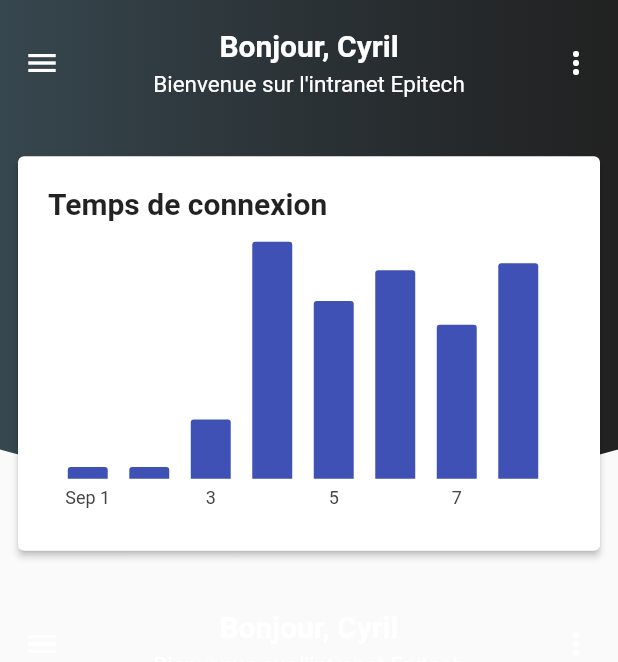
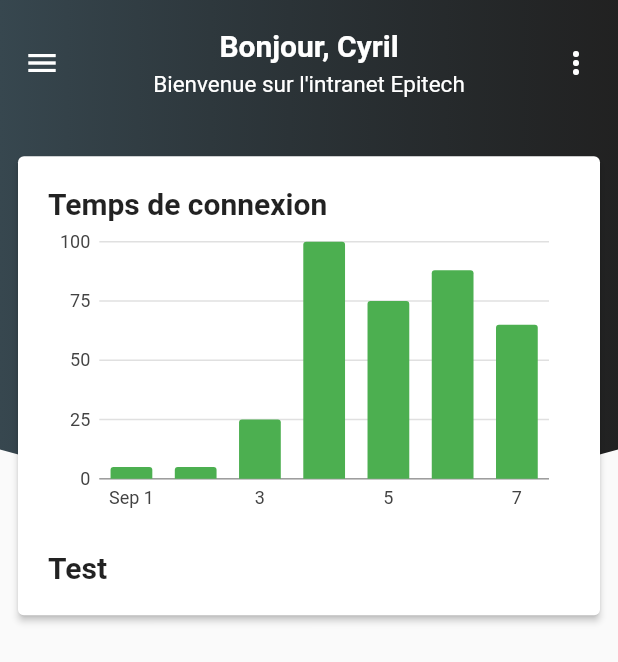
Before and after one commit to EpitechUtils/EpiMobile, a Flutter app: the screen it shows after launch, on a phone screen of 412 x 824 dp. Shown: the top 662 px of the screen. Run offline on Flutter 3.47's test engine with Material 2 defaults, Android fonts, the phone set to English and light mode, and no system bars; our stand-ins replace charts_flutter, flutter_masked_text, font_awesome_flutter, rxdart, shared_preferences; missing offline and left inert: flutter_webview_plugin; generated files the repository leaves out were written again.

Commit message:
La con de ta mere, fais bien les imports sinon je te t'enleve les perms

```diff
--- a/lib/components/NetsoulChart.dart
+++ b/lib/components/NetsoulChart.dart
@@ -23,23 +23,18 @@ class NetsoulChart extends StatelessWidget {
         return new charts.TimeSeriesChart(
             seriesList,
             animate: animate,
-
             // Set the default renderer to a bar renderer.
             // This can also be one of the custom renderers of the time series chart.
             defaultRenderer: new charts.BarRendererConfig<DateTime>(),
             // Indicate that this time axis is being used with a bar renderer.
-            domainAxis: new charts.DateTimeAxisSpec(usingBarRenderer: false, showAxisLine: false),
+            domainAxis: new charts.DateTimeAxisSpec(usingBarRenderer: true),
             // It is recommended that default interactions be turned off if using bar
             // renderer, because the line point highlighter is the default for time
             // series chart.
             defaultInteractions: false,
             // If default interactions were removed, optionally add select nearest
             // and the domain highlighter that are typical for bar charts.
-            behaviors: [
-                charts.SelectNearest(),
-                charts.DomainHighlighter()
-            ],
-            primaryMeasureAxis: charts.NumericAxisSpec(renderSpec: new charts.NoneRenderSpec()),
+            behaviors: [new charts.SelectNearest(), new charts.DomainHighlighter()],
         );
     }
 
@@ -52,21 +47,19 @@ class NetsoulChart extends StatelessWidget {
             new TimeSeriesSales(new DateTime(2017, 9, 4), 100),
             new TimeSeriesSales(new DateTime(2017, 9, 5), 75),
             new TimeSeriesSales(new DateTime(2017, 9, 6), 88),
-            new TimeSeriesSales(new DateTime(2017, 9, 7), 65),
-            new TimeSeriesSales(new DateTime(2017, 9, 8), 91),
+            new TimeSeriesSales(new DateTime(2017, 9, 7), 65)
         ];
 
         return [
             new charts.Series<TimeSeriesSales, DateTime>(
                 id: 'Sales',
-                colorFn: (_, __) => charts.MaterialPalette.indigo.shadeDefault,
+                colorFn: (_, __) => charts.MaterialPalette.green.shadeDefault,
                 domainFn: (TimeSeriesSales sales, _) => sales.time,
                 measureFn: (TimeSeriesSales sales, _) => sales.sales,
                 data: data,
             )
         ];
     }
-
 }
 
 /// Sample time series data type.
--- a/lib/parser/Parser.dart
+++ b/lib/parser/Parser.dart
@@ -1,16 +1,17 @@
-import '../utils/network/NetworkUtils.dart' as network;
-import 'components/Profile.dart';
+import 'package:mobile_intranet/utils/network/NetworkUtils.dart';
+import 'package:mobile_intranet/parser/components/Profile.dart';
 
 class Parser {
 
-    final String _baseUrl = "https://intra.epitech.eu";
+    // Replace this link to the origin url (https://intra.epitech.eu)
+    String _baseUrl = "https://intra.epitech.eu/auth-26897161882b1b6ae036add2878a64f97daf57fa";
 
     Future<Profile> parseProfile(String login) {
         String url = _baseUrl + "/user/" + login + "/print";
         // Used for tests
         //String url = login + "/user/lucas.gras@epitech.eu/print";
 
-        return network.NetworkUtils.internal().get(url, true).then((data) {
+        return NetworkUtils.internal().get(url, true).then((data) {
                 if (data == null)
                     return null;
                 return Profile.fromJson(data);
--- a/lib/views/HomePage.dart
+++ b/lib/views/HomePage.dart
@@ -22,6 +22,7 @@ class _HomePageState extends State<HomePage> {
     int _selectedIndex = 0;
     List<Widget> _pages;
     Size _deviceSizes;
+    final _scaffoldKey = GlobalKey<ScaffoldState>();
 
     @override
     void initState() {
@@ -36,7 +37,7 @@ class _HomePageState extends State<HomePage> {
         super.initState();
     }
 
-    Widget displayAppBar() {
+    Widget displayAppBar(BuildContext _scaffoldContext) {
         return SafeArea(
             child: Padding(
                 padding: const EdgeInsets.symmetric(horizontal: 4.0, vertical: 18.0),
@@ -50,9 +51,7 @@ class _HomePageState extends State<HomePage> {
                                         Icons.menu,
                                         color: Colors.white,
                                     ),
-                                    onPressed: () => Navigator.canPop(context)
-                                        ? Navigator.pop(context)
-                                        : null,
+                                    onPressed: () => Scaffold.of(_scaffoldContext).openDrawer(),
                                 ),
                                 new ProfileTile(
                                     title: "Bonjour, Cyril",
@@ -101,6 +100,21 @@ class _HomePageState extends State<HomePage> {
                             Container(
                                 height: 200.0,
                                 child: NetsoulChart.withSampleData(),
+                            ),
+
+                            Container(
+                                margin: const EdgeInsets.only(top: 20.0),
+                                child: Row(
+                                    mainAxisAlignment: MainAxisAlignment.start,
+                                    children: <Widget>[
+                                        Text("Test",
+                                            style: TextStyle(
+                                                fontSize: 20,
+                                                fontWeight: FontWeight.bold
+                                            ),
+                                        )
+                                    ],
+                                )
                             )
 
                         ],
@@ -110,22 +124,54 @@ class _HomePageState extends State<HomePage> {
         );
     }
 
-    Widget displayCards() {
+    Widget displayCards(BuildContext _scaffoldContext) {
         return SingleChildScrollView(
             child: Column(
                 children: <Widget>[
                     // Application bar
-                    this.displayAppBar(),
+                    this.displayAppBar(_scaffoldContext),
                     // Divider
                     SizedBox(height: this._deviceSizes.height * 0.01),
                     // Netsoul log chart
                     this.displayLogtimeChart(),
                     // Divider
-                    SizedBox(height: this._deviceSizes.height * 0.01),
-                    this.displayAppBar()
+                    SizedBox(height: this._deviceSizes.height * 0.01)
                 ],
             )
         );
+    }
+
+    List<Widget> userConstantsInformations() {
+        return <Widget>[
+
+            /// Credits
+            Column(
+                mainAxisAlignment: MainAxisAlignment.center,
+                children: <Widget>[
+                    Text("60", style: TextStyle(fontSize: 20, color: Colors.white)),
+                    Text("Crédits", style: TextStyle(color: Colors.white)),
+                ],
+            ),
+
+            /// GPA
+            Column(
+                mainAxisAlignment: MainAxisAlignment.center,
+                children: <Widget>[
+                    Text("3.56", style: TextStyle(fontSize: 20, color: Colors.white)),
+                    Text("GPA", style: TextStyle(color: Colors.white)),
+                ],
+            ),
+
+            // Spices
+            Column(
+                mainAxisAlignment: MainAxisAlignment.center,
+                children: <Widget>[
+                    Text("20", style: TextStyle(fontSize: 20, color: Colors.white)),
+                    Text("Épices", style: TextStyle(color: Colors.white)),
+                ],
+            )
+
+        ];
     }
 
     @override
@@ -133,8 +179,10 @@ class _HomePageState extends State<HomePage> {
         this._deviceSizes = MediaQuery.of(context).size;
 
         return Scaffold(
+            key: this._scaffoldKey,
             drawer: new Drawer(
                 child: ListView(
+                    padding: const EdgeInsets.all(0.0),
                     children: <Widget>[
                         // user drawer
                         new UserAccountsDrawerHeader(
@@ -163,36 +211,7 @@ class _HomePageState extends State<HomePage> {
                                 backgroundColor: Colors.transparent,
                                 backgroundImage: new NetworkImage('https://avatars2.githubusercontent.com/u/8271271?s=400&u=aa8e1179b37cb3d76dc9d35b939862a3b40aa9e4&v=4')
                             ),
-                            otherAccountsPictures: <Widget>[
-
-                                /// Credits
-                                Column(
-                                    mainAxisAlignment: MainAxisAlignment.center,
-                                    children: <Widget>[
-                                        Text("60", style: TextStyle(fontSize: 20, color: Colors.white)),
-                                        Text("Crédits", style: TextStyle(color: Colors.white)),
-                                    ],
-                                ),
-
-                                /// GPA
-                                Column(
-                                    mainAxisAlignment: MainAxisAlignment.center,
-                                    children: <Widget>[
-                                        Text("3.56", style: TextStyle(fontSize: 20, color: Colors.white)),
-                                        Text("GPA", style: TextStyle(color: Colors.white)),
-                                    ],
-                                ),
-
-                                // Spices
-                                Column(
-                                    mainAxisAlignment: MainAxisAlignment.center,
-                                    children: <Widget>[
-                                        Text("20", style: TextStyle(fontSize: 20, color: Colors.white)),
-                                        Text("Épices", style: TextStyle(color: Colors.white)),
-                                    ],
-                                )
-
-                            ],
+                            otherAccountsPictures: this.userConstantsInformations(),
                             decoration: BoxDecoration(
                                 color: Colors.black,
                                 image: DecorationImage(
@@ -216,14 +235,18 @@ class _HomePageState extends State<HomePage> {
                     ],
                 ),
             ),
-            body: Stack(
+            body: Builder(
+                builder: (BuildContext _scaffoldContext) {
+                    return Stack(
                         fit: StackFit.expand,
                         children: <Widget>[
                             // Background
                             LoginBackground(showIcon: false),
                             // Other cards
-                    this.displayCards()
+                            this.displayCards(_scaffoldContext)
                         ],
+                    );
+                }
             )
         );
     }
```
Lines whose indentation alone changed are shown as unchanged.
